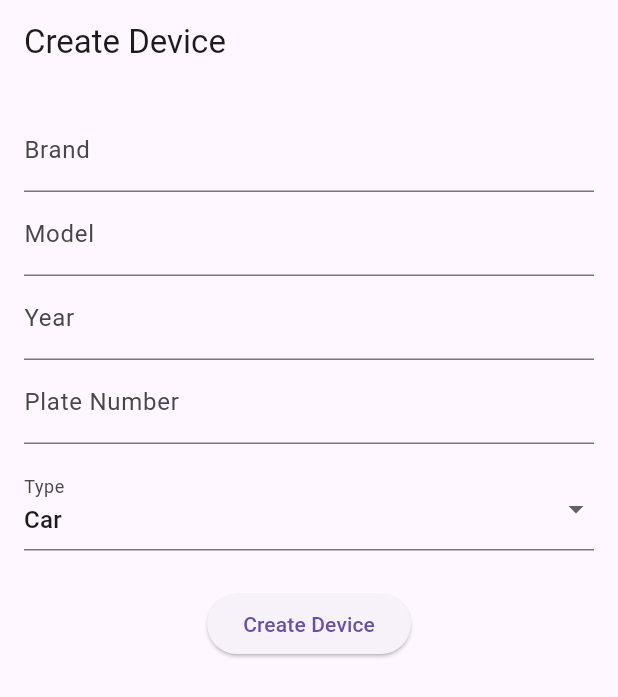
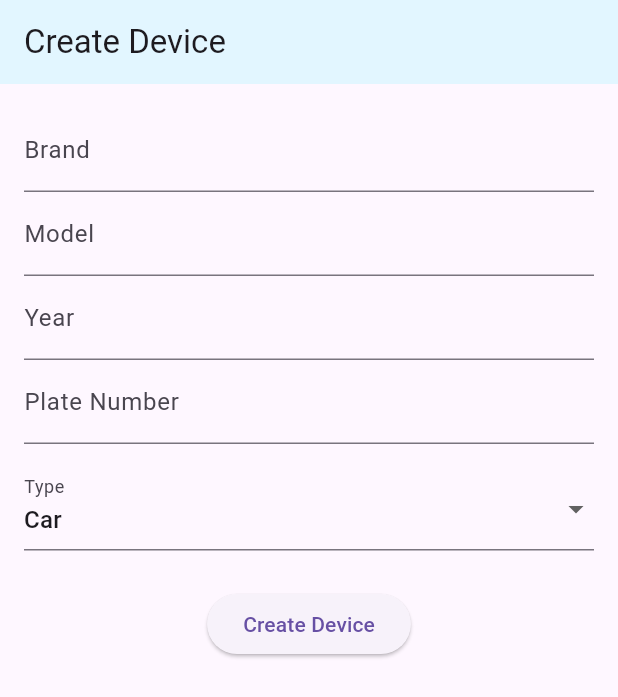
Before and after one commit to AhmedMahmoud221/tracking_app, a Flutter app: the CreateDevicePage screen opened by its route, on a phone screen of 412 x 824 dp. Shown: the top 697 px of the screen. Run offline on Flutter 3.47's test engine with Material 3 defaults, Android fonts, the light colour scheme and no system bars; our stand-ins replace dio, equatable, flutter_bloc, flutter_secure_storage, get_it, go_router and 3 more; accounts and stored records are empty.

Commit message:
feat: Update AppBar background color for DeviceDetails and CreateDevice pages

```diff
--- a/lib/features/feature_devices/presentation/views/device_details_page.dart
+++ b/lib/features/feature_devices/presentation/views/device_details_page.dart
@@ -12,6 +12,7 @@ class DeviceDetailsPage extends StatelessWidget {
     return Scaffold(
       backgroundColor: Colors.white,
       appBar: AppBar(
+        backgroundColor: const Color.fromARGB(179, 214, 246, 255),
         title: const Text('Device Details'),
         leading: IconButton(
           icon: const Icon(Icons.arrow_back),
--- a/lib/features/feature_devices/presentation/widgets/device_card.dart
+++ b/lib/features/feature_devices/presentation/widgets/device_card.dart
@@ -55,8 +55,7 @@ class DeviceCardGrid extends StatelessWidget {
               width: 120,
               child: ElevatedButton(
                 onPressed: () {
-                  // هنا تضيف اللي عايز يحصل لما يضغط على الزر
-                  print('More pressed');
+                  context.push('/device-details', extra: device);
                 },
                 style: ElevatedButton.styleFrom(
                   backgroundColor: const Color.fromARGB(255, 88, 180, 255), // لون الزر
--- a/lib/features/feature_home/presentation/pages/create_device_page.dart
+++ b/lib/features/feature_home/presentation/pages/create_device_page.dart
@@ -24,7 +24,12 @@ class _CreateDevicePageState extends State<CreateDevicePage> {
   @override
   Widget build(BuildContext context) {
     return Scaffold(
-      appBar: AppBar(title: Text("Create Device")),
+      appBar: AppBar(
+        backgroundColor: const Color.fromARGB(179, 214, 246, 255),
+        title: Text(
+          "Create Device"
+        ),
+      ),
 
       body: BlocListener<CreateDeviceCubit, CreateDeviceState>(
         listener: (context, state) {
```
